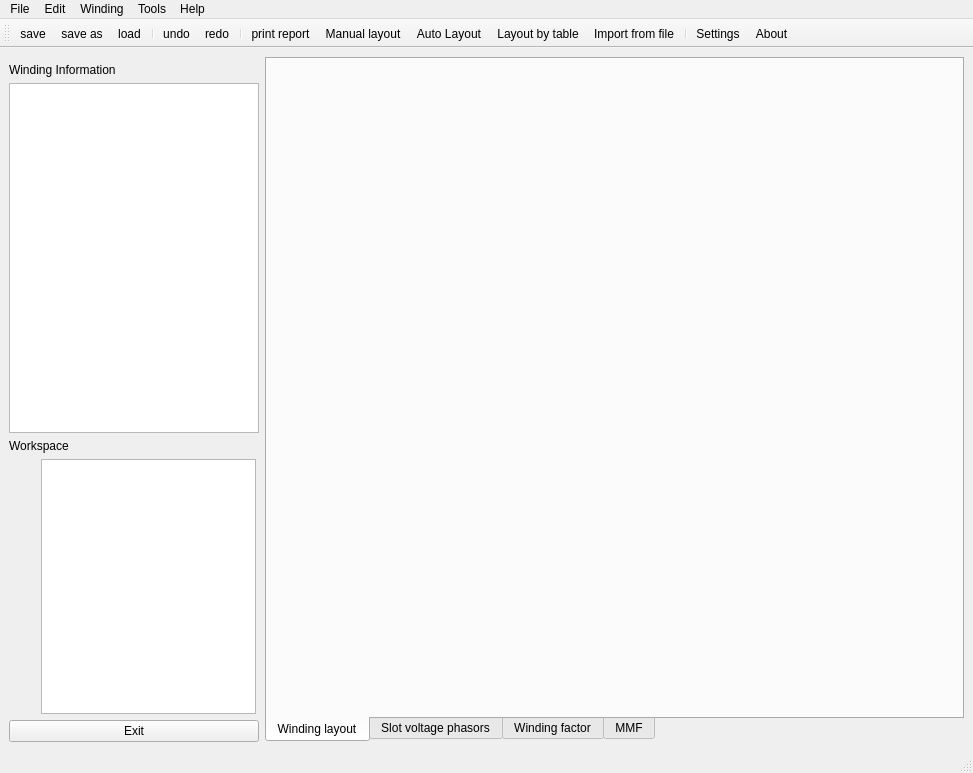
Before: the Qt Designer form swat_em/ui/MainWindow.ui in mjfwest/swat-em, drawn with Qt 5.
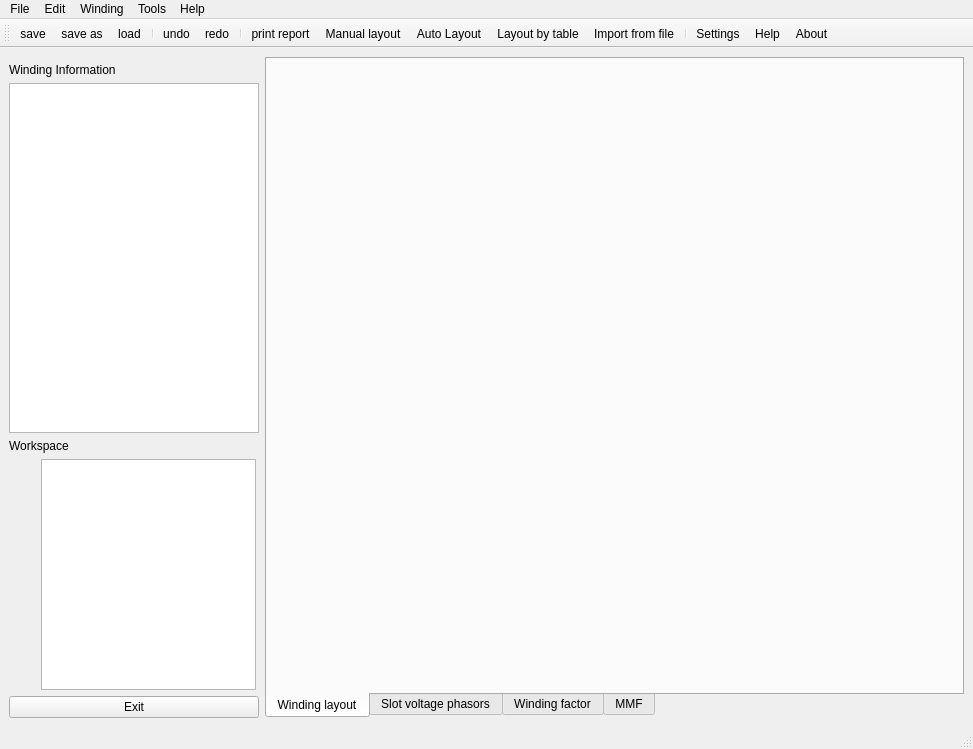
After: the same form once the commit is applied. Icons and pictures are not drawn.

Commit message: docs in main window connected

Diff of the .ui file:
```diff
--- a/swat_em/ui/MainWindow.ui
+++ b/swat_em/ui/MainWindow.ui
@@ -7,7 +7,7 @@
     <x>0</x>
     <y>0</y>
     <width>973</width>
-    <height>773</height>
+    <height>749</height>
    </rect>
   </property>
   <property name="windowTitle">
@@ -940,6 +940,7 @@
    <addaction name="actionImport_from_file"/>
    <addaction name="separator"/>
    <addaction name="actionSettings"/>
+   <addaction name="actionHelp"/>
    <addaction name="actionProgram_Info"/>
   </widget>
   <action name="actionNeu">
```
The commit also changes 1 other file.
